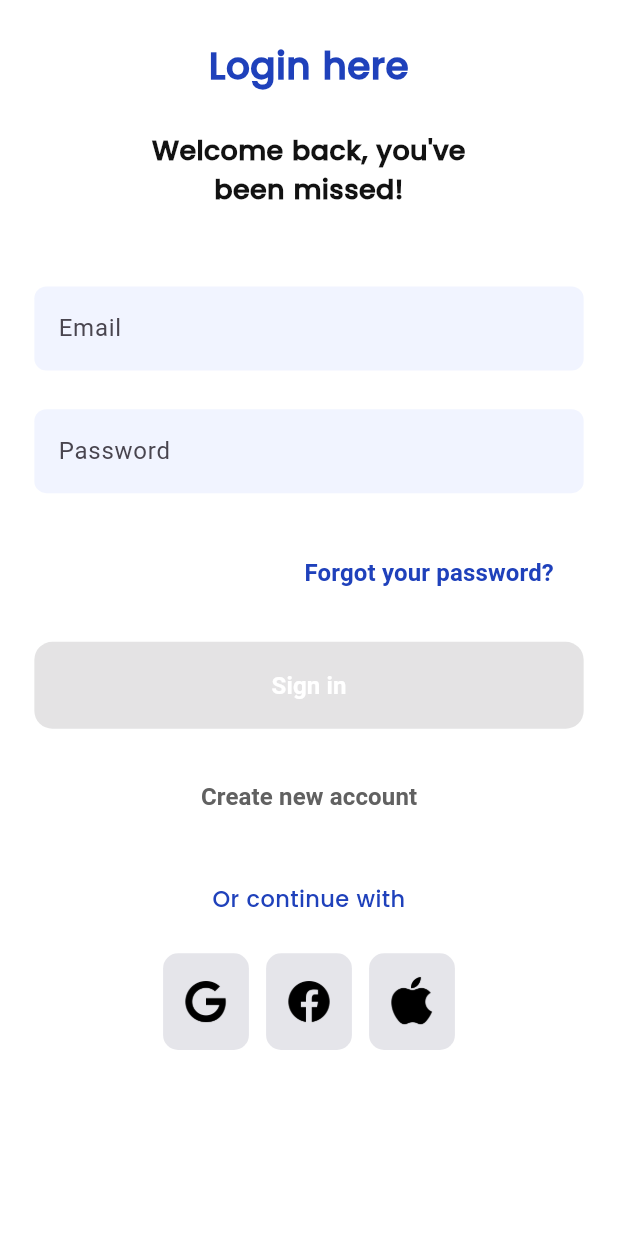
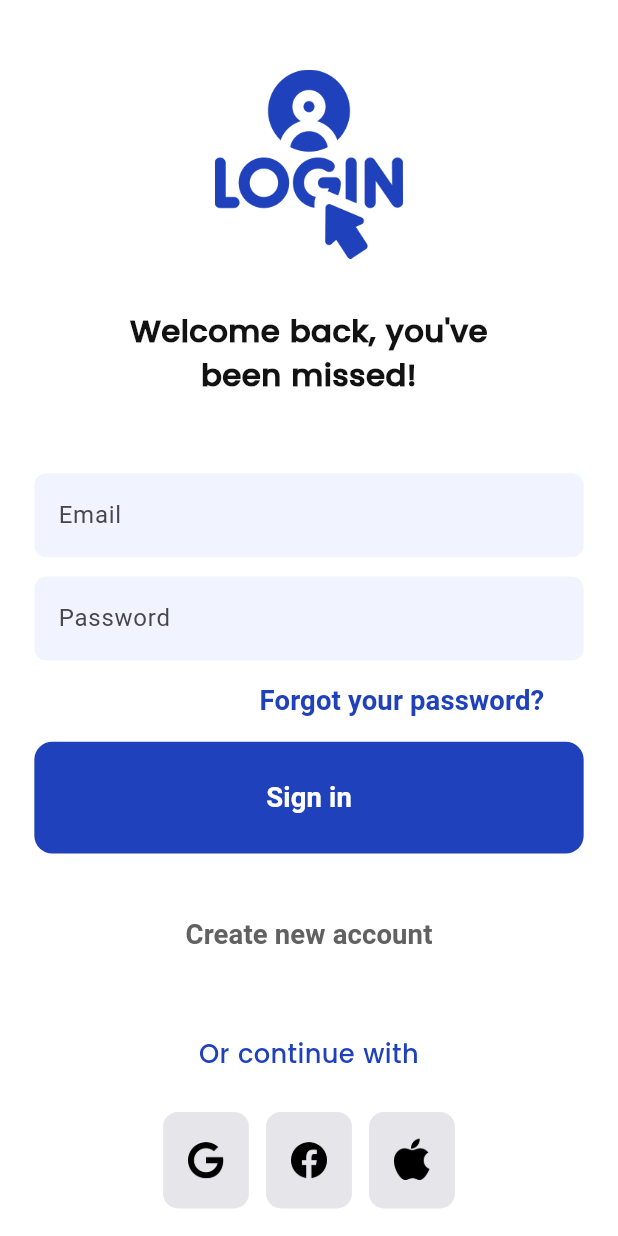
Before and after one commit to ayeshadastagir/flutter_signup, a Flutter app: the screen it shows after launch, after a tap on "Login", on a phone screen of 412 x 824 dp. Run offline on Flutter 3.47's test engine with Material 3 defaults, Android fonts, the light colour scheme and no system bars; our stand-ins replace flutter_screenutil, go_router.

Commit message:
button enabling set

```diff
--- a/lib/Components/custom_button.dart
+++ b/lib/Components/custom_button.dart
@@ -1,10 +1,11 @@
 import 'package:flutter/material.dart';
+import 'package:flutter_screenutil/flutter_screenutil.dart';
 
 class CustomButton extends StatelessWidget {
   final String text;
   final Color buttonColor;
   final Color textColor;
-  final double height;
+  final double height ;
   final double width;
   final VoidCallback? onPressed;
 
@@ -13,16 +14,16 @@ class CustomButton extends StatelessWidget {
     required this.text,
     required this.buttonColor,
     required this.textColor,
-    required this.height,
-    required this.width,
+    this.height = 22,
+    this.width = double.infinity,
     required this.onPressed,
   }) : super(key: key);
 
   @override
   Widget build(BuildContext context) {
     return SizedBox(
-      height: height,
-      width: width,
+      height: height.h,
+      width: width.w,
       child: ElevatedButton(
         onPressed: onPressed,
         style: ElevatedButton.styleFrom(
@@ -37,7 +38,7 @@ class CustomButton extends StatelessWidget {
           text,
           style: TextStyle(
             color: textColor,
-            fontSize: 16,
+            fontSize: 16.sp,
             fontWeight: FontWeight.bold,
           ),
         ),
--- a/lib/Components/social_button.dart
+++ b/lib/Components/social_button.dart
@@ -1,4 +1,5 @@
 import 'package:flutter/material.dart';
+import 'package:flutter_screenutil/flutter_screenutil.dart';
 import 'package:signup/Utils/app_colors.dart';
 
 class SocialButton extends StatelessWidget {
@@ -10,8 +11,8 @@ class SocialButton extends StatelessWidget {
   const SocialButton({
     Key? key,
     required this.iconPath,
-    required this.height,
-    required this.width,
+    this.height = 50,
+    this.width = 50,
     this.onPressed,
   }) : super(key: key);
 
@@ -20,8 +21,8 @@ class SocialButton extends StatelessWidget {
     return GestureDetector(
       onTap: onPressed,
       child: Container(
-        height: height,
-        width: width,
+        height: height.h,
+        width: width.w,
         decoration: BoxDecoration(
           color: AppColors.lightGreyColor,
           borderRadius: BorderRadius.circular(10),
--- a/lib/View/login_screen.dart
+++ b/lib/View/login_screen.dart
@@ -17,7 +17,8 @@ class _LoginScreenState extends State<LoginScreen> {
   final _formKey = GlobalKey<FormState>();
   final TextEditingController _emailController = TextEditingController();
   final TextEditingController _passwordController = TextEditingController();
-  bool _isFormValid = false;
+  bool _isFormValid = true; // Initially set to true
+  bool _hasAttemptedSubmit = false; // Track if user has attempted to submit
 
   @override
   void initState() {
@@ -27,8 +28,18 @@ class _LoginScreenState extends State<LoginScreen> {
   }
 
   void _validateForm() {
+    if (_hasAttemptedSubmit) {
       setState(() {
         _isFormValid = _formKey.currentState?.validate() ?? false;
+      });
+    }
+  }
+
+  void _attemptSignIn() {
+    final isValid = _formKey.currentState?.validate() ?? false;
+    setState(() {
+      _isFormValid = isValid;
+      _hasAttemptedSubmit = true;
     });
   }
 
@@ -36,8 +47,8 @@ class _LoginScreenState extends State<LoginScreen> {
     if (value == null || value.isEmpty) {
       return "Email cannot be empty";
     }
-    final emailRegex =
-        RegExp(r'^[a-zA-Z0-9._%+-]+@[a-zA-Z0-9.-]+\\.[a-zA-Z]{2,}\$');
+    final RegExp emailRegex = RegExp(
+      r'^[a-zA-Z0-9._%+-]+@[a-zA-Z0-9.-]+\.[a-zA-Z]{2,}$',);
     if (!emailRegex.hasMatch(value)) {
       return "Enter a valid email";
     }
@@ -65,28 +76,25 @@ class _LoginScreenState extends State<LoginScreen> {
   Widget build(BuildContext context) {
     return Scaffold(
       backgroundColor: AppColors.whitecolor,
-      body: Column(
+      body: SingleChildScrollView(
+        child: Column(
           children: [
-          SizedBox(height: 20.h),
-          const Center(
-            child: Text(
-              'Login here',
-              textAlign: TextAlign.center,
-              style: TextStyle(
-                fontSize: 25,
-                fontFamily: 'Poppins',
-                fontWeight: FontWeight.bold,
-                color: AppColors.bluecolor,
-              ),
+            SizedBox(height: 30.h),
+            Center(
+              child: Image.asset(
+                'assets/images/login.png',
+                width: 110.w,
+                height: 110.h,
+                fit: BoxFit.contain,
               ),
             ),
             SizedBox(height: 20.h),
-          const Center(
+            Center(
               child: Text(
                 "Welcome back, you've\nbeen missed!",
                 textAlign: TextAlign.center,
                 style: TextStyle(
-                fontSize: 18,
+                  fontSize: 18.sp,
                   fontWeight: FontWeight.bold,
                   fontFamily: 'Poppins',
                   color: AppColors.blackcolor,
@@ -96,13 +104,15 @@ class _LoginScreenState extends State<LoginScreen> {
             SizedBox(height: 40.h),
             Form(
               key: _formKey,
-            onChanged: _validateForm,
+              autovalidateMode: _hasAttemptedSubmit
+                  ? AutovalidateMode.onUserInteraction
+                  : AutovalidateMode.disabled,
               child: Padding(
                 padding: EdgeInsets.symmetric(horizontal: 20.w),
                 child: Column(
                   children: [
                     Padding(
-                    padding: EdgeInsets.only(bottom: 20.h),
+                      padding: EdgeInsets.only(bottom: 10.h),
                       child: CustomTextField(
                         hintText: "Email",
                         controller: _emailController,
@@ -110,7 +120,7 @@ class _LoginScreenState extends State<LoginScreen> {
                       ),
                     ),
                     Padding(
-                    padding: EdgeInsets.only(bottom: 20.h),
+                      padding: EdgeInsets.only(bottom: 10.h),
                       child: CustomTextField(
                         hintText: "Password",
                         controller: _passwordController,
@@ -122,19 +132,18 @@ class _LoginScreenState extends State<LoginScreen> {
                 ),
               ),
             ),
-          SizedBox(height: 10.h),
+            // SizedBox(height: 10.h),
             Align(
               alignment: Alignment.centerRight,
               child: CustomButton(
                 text: "Forgot your password?",
                 buttonColor: AppColors.whitecolor,
                 textColor: AppColors.bluecolor,
-              height: 22.h,
                 width: 220.w,
                 onPressed: () {},
               ),
             ),
-          SizedBox(height: 25.h),
+            SizedBox(height: 10.h),
             Padding(
               padding: EdgeInsets.symmetric(horizontal: 20.w),
               child: CustomButton(
@@ -142,8 +151,9 @@ class _LoginScreenState extends State<LoginScreen> {
                 buttonColor: AppColors.bluecolor,
                 textColor: AppColors.whitecolor,
                 height: 45.h,
-              width: double.infinity,
-              onPressed: _isFormValid ? () {} : null,
+                onPressed: _hasAttemptedSubmit && !_isFormValid
+                    ? null
+                    : _attemptSignIn,
               ),
             ),
             SizedBox(height: 10.h),
@@ -152,17 +162,16 @@ class _LoginScreenState extends State<LoginScreen> {
               buttonColor: AppColors.whitecolor,
               textColor: AppColors.greycolor,
               height: 50.h,
-            width: double.infinity,
               onPressed: () {
                 context.go('/register');
               },
             ),
             SizedBox(height: 20.h),
-          const Text(
+            Text(
               "Or continue with",
               textAlign: TextAlign.center,
               style: TextStyle(
-              fontSize: 15,
+                fontSize: 15.sp,
                 fontFamily: 'Poppins',
                 color: AppColors.bluecolor,
               ),
@@ -173,25 +182,20 @@ class _LoginScreenState extends State<LoginScreen> {
               children: [
                 SocialButton(
                     iconPath: 'assets/images/google.png',
-                  height: 50.h,
-                  width: 50.w,
                     onPressed: () {}),
                 SizedBox(width: 10.w),
                 SocialButton(
                     iconPath: 'assets/images/facebook.png',
-                  height: 50.h,
-                  width: 50.w,
                     onPressed: () {}),
                 SizedBox(width: 10.w),
                 SocialButton(
                     iconPath: 'assets/images/apple.png',
-                  height: 50.h,
-                  width: 50.w,
                     onPressed: () {}),
               ],
             ),
           ],
         ),
+      ),
     );
   }
 }
--- a/lib/View/welcome_screen.dart
+++ b/lib/View/welcome_screen.dart
@@ -13,6 +13,7 @@ class WelcomeScreen extends StatelessWidget {
       backgroundColor: AppColors.whitecolor,
       body: Padding(
         padding: EdgeInsets.symmetric(horizontal: 32.w),
+        child: SingleChildScrollView(
           child: Column(
             children: [
               SizedBox(height: 30.h),
@@ -25,22 +26,22 @@ class WelcomeScreen extends StatelessWidget {
                 ),
               ),
               SizedBox(height: 20.h),
-            const Text(
+              Text(
                 'Discover Your\nDream Job here',
                 textAlign: TextAlign.center,
                 style: TextStyle(
-                fontSize: 25,
+                  fontSize: 25.sp,
                   fontFamily: 'Poppins',
                   fontWeight: FontWeight.bold,
                   color: AppColors.bluecolor,
                 ),
               ),
               SizedBox(height: 15.h),
-            const Text(
+              Text(
                 'Explore all the existing job roles based on your\ninterest and study major',
                 textAlign: TextAlign.center,
                 style: TextStyle(
-                fontSize: 12,
+                  fontSize: 12.sp,
                   fontFamily: 'Poppins',
                   color: AppColors.blackcolor,
                 ),
@@ -74,6 +75,7 @@ class WelcomeScreen extends StatelessWidget {
             ],
           ),
         ),
+      ),
     );
   }
 }
--- a/pubspec.yaml
+++ b/pubspec.yaml
@@ -36,6 +36,9 @@ dependencies:
   cupertino_icons: ^1.0.8
   flutter_screenutil: ^5.9.3
   go_router: ^13.0.0
+  firebase_core: ^2.24.2
+  firebase_auth: ^4.16.0
+  cloud_firestore: ^4.13.0
 
 dev_dependencies:
   flutter_test:
```
Also changed, not shown: lib/View/signup_screen.dart (+41 -29 lines), assets/images/login.png (added), assets/images/signup.png (added), pubspec.lock, 2 other files. Lines whose indentation alone changed are shown as unchanged.
